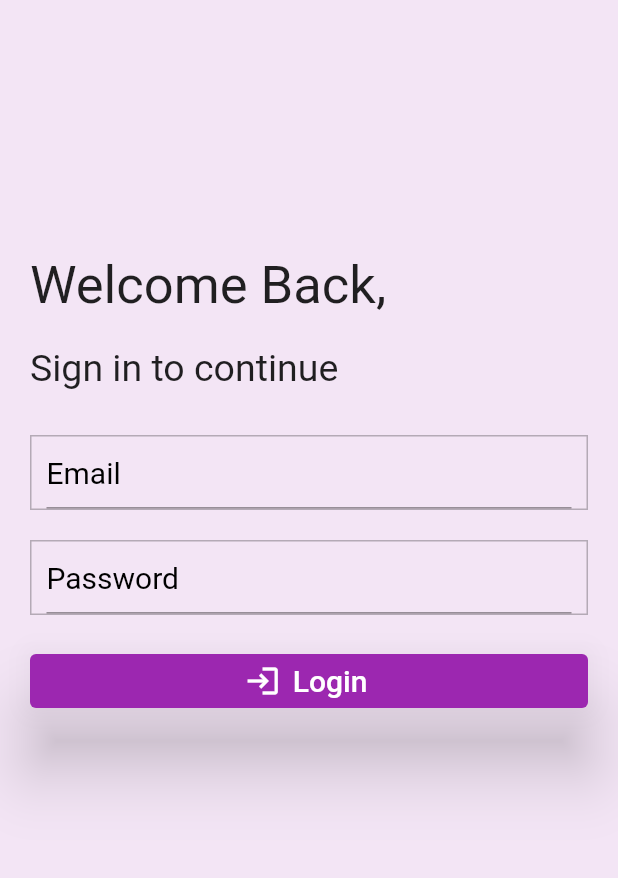
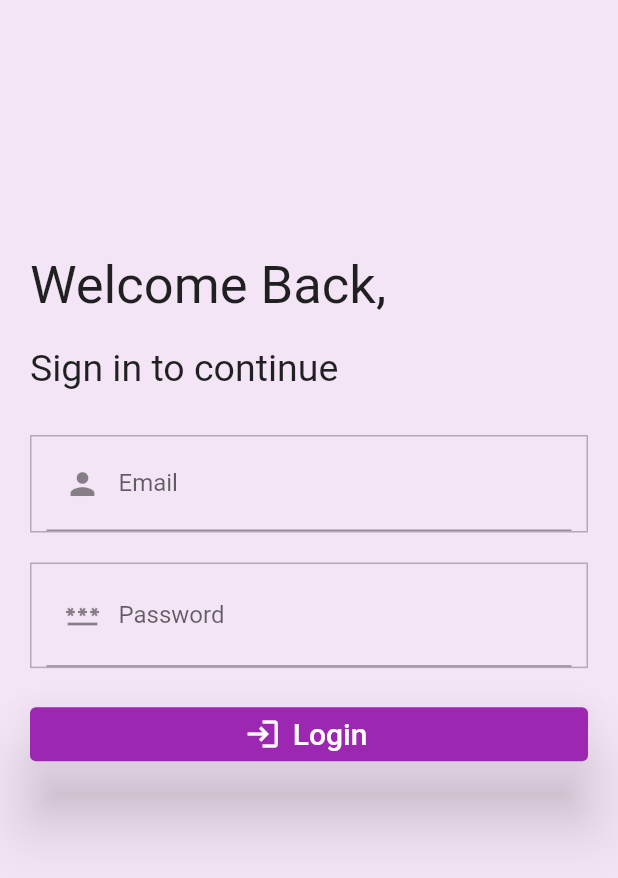
Before and after one commit to rajathirumal/FuelTracker, a Flutter app: the screen it shows after launch, on a phone screen of 412 x 824 dp. Shown: the top 878 px of the screen. Run offline on Flutter 3.47's test engine with Material 2 defaults, Android fonts, the light colour scheme and no system bars; our stand-ins replace cloud_firestore, firebase_auth, firebase_core, google_fonts; accounts and stored records are empty.

Commit message:
theme cleanup

```diff
--- a/lib/main.dart
+++ b/lib/main.dart
@@ -41,13 +41,15 @@ class MyApp extends StatelessWidget {
       ],
       child: MaterialApp(
         debugShowCheckedModeBanner: false,
-        theme: ThemeData(
-          scaffoldBackgroundColor: Colors.purple[50],
-          appBarTheme: AppBarTheme(
-            backgroundColor: MyAppThemeProperties.backGroundColor,
-            titleTextStyle: MyAppThemeProperties.titleTextColor,
-            elevation: 0.0,
-            iconTheme: const IconThemeData(color: Colors.black),
+        theme: //ThemeData.dark(),
+            ThemeData(
+          // used in home.dart
+          cardTheme: CardTheme(
+            color: Colors.purple[100],
+            elevation: 8.0,
+            shape: RoundedRectangleBorder(
+              borderRadius: BorderRadius.circular(8.0),
+            ),
           ),
           popupMenuTheme: PopupMenuThemeData(
             color: MyAppThemeProperties.backGroundColor,
@@ -57,6 +59,20 @@ class MyApp extends StatelessWidget {
             ),
             elevation: 20,
           ),
+          // used in dd_fuel_page.dart
+          buttonTheme: const ButtonThemeData(
+            textTheme: ButtonTextTheme.normal,
+            buttonColor: MyAppThemeProperties.actionColor,
+          ),
+          // used all over the app
+          scaffoldBackgroundColor: Colors.purple[50],
+          appBarTheme: AppBarTheme(
+            backgroundColor: MyAppThemeProperties.backGroundColor,
+            titleTextStyle: MyAppThemeProperties.titleTextColor,
+            elevation: 0.0,
+            iconTheme: const IconThemeData(color: Colors.black),
+          ),
+
           dividerColor: Colors.blueGrey,
           primarySwatch: MyAppThemeProperties.actionColor,
           visualDensity: VisualDensity.adaptivePlatformDensity,
--- a/lib/src/pages/add_fuel_page.dart
+++ b/lib/src/pages/add_fuel_page.dart
@@ -169,7 +169,7 @@ class _AddFuelPageState extends State<AddFuelPage> {
                       },
                       child: const Text(
                         'Add fuel',
-                        style: TextStyle(color: Colors.white, fontSize: 20),
+                        style: TextStyle( fontSize: 20),
                       ),
                     ),
                   ),
--- a/lib/src/pages/login.dart
+++ b/lib/src/pages/login.dart
@@ -106,15 +106,16 @@ class _LoginScreenState extends State<LoginScreen> {
                         child: Padding(
                           padding: const EdgeInsets.only(left: 10, right: 10),
                           child: TextFormField(
-                            // The validator receives the text that the user has entered.
                             autovalidateMode:
                                 AutovalidateMode.onUserInteraction,
                             keyboardType: TextInputType.emailAddress,
                             controller: emailController,
                             decoration: const InputDecoration(
+                              label: Text("Email"),
                               hintText: "Email",
                               hintStyle:
                                   TextStyle(fontSize: 20, color: Colors.black),
+                              prefixIcon: Icon(Icons.person),
                             ),
                             validator: (value) {
                               if (value == null ||
@@ -144,10 +145,16 @@ class _LoginScreenState extends State<LoginScreen> {
                                 AutovalidateMode.onUserInteraction,
                             obscureText: true,
                             controller: passController,
-                            decoration: const InputDecoration(
+                            decoration: InputDecoration(
+                              label: Text("Password"),
                               hintText: "Password",
                               hintStyle:
                                   TextStyle(fontSize: 20, color: Colors.black),
+                              prefixIcon: Icon(Icons.password_sharp),
+                              suffix: GestureDetector(
+                                onTap: () {},
+                                child: Icon(Icons.visibility_off),
+                              ),
                             ),
                             validator: (value) {
                               if (value == null || value.isEmpty) {
```
Also changed, not shown: lib/src/pages/home.dart (+4 -9 lines).
